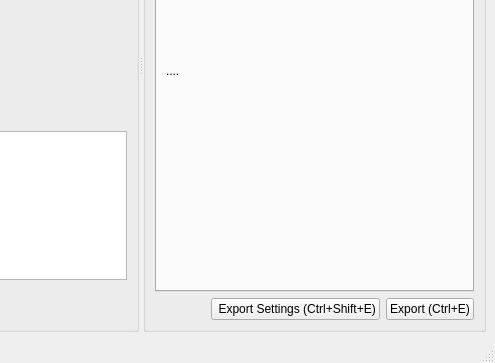
Before: the Qt Designer form UI/UI_Mainwindow.ui in garid3000/bps_spectrometer_gui, drawn with Qt 5; both pictures show x 464 to 959 and y 231 to 594 of the 959 by 594 pixel window.
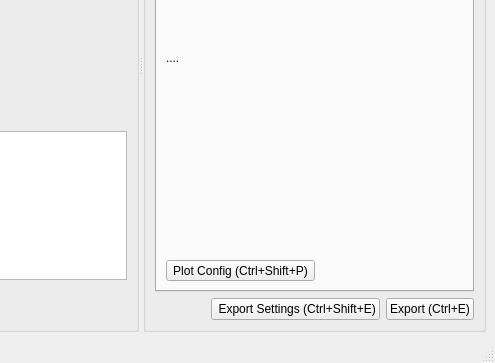
After: the same form once the commit is applied. The open tabs and pages were chosen to show the change. Custom widgets are drawn as their Qt base class.

Commit message: Feat: UI added 2 button to control plots

```diff
--- a/UI/UI_Mainwindow.ui
+++ b/UI/UI_Mainwindow.ui
@@ -14,8 +14,8 @@
    <string>MainWindow</string>
   </property>
   <widget class="QWidget" name="centralwidget">
-   <layout class="QGridLayout" name="gridLayout">
-    <item row="0" column="0">
+   <layout class="QVBoxLayout" name="verticalLayout_3">
+    <item>
      <widget class="QSplitter" name="splitter">
       <property name="orientation">
        <enum>Qt::Horizontal</enum>
@@ -406,6 +406,13 @@
               </property>
              </widget>
             </item>
+            <item>
+             <widget class="QToolButton" name="tbtn_raw_spectrum_config">
+              <property name="text">
+               <string>Plot Config (Ctrl+Shift+P)</string>
+              </property>
+             </widget>
+            </item>
            </layout>
           </widget>
           <widget class="QWidget" name="tab_3">
```
Left out of the diff: 35 changed lines with no effect on the pictures. The commit also changes 1 other file.
